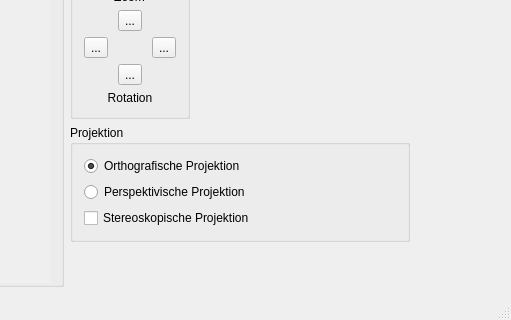
First picture: the form in src/mainwindow.ui, repository brugr9/QIR, before the edit; both pictures show x 620 to 1131 and y 460 to 780 of the 1131 by 780 pixel window.
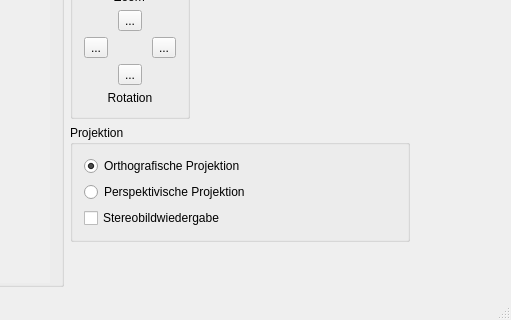
Second picture: the form after the edit. Icons and pictures are not drawn. Custom widgets are drawn as their Qt base class.

Diff of the .ui file:
```diff
--- a/src/mainwindow.ui
+++ b/src/mainwindow.ui
@@ -967,7 +967,7 @@
          <item>
           <widget class="QCheckBox" name="checkBox_stereo">
            <property name="text">
-            <string>Stereoskopische Projektion</string>
+            <string>Stereobildwiedergabe</string>
            </property>
            <property name="shortcut">
             <string>Space</string>
```
